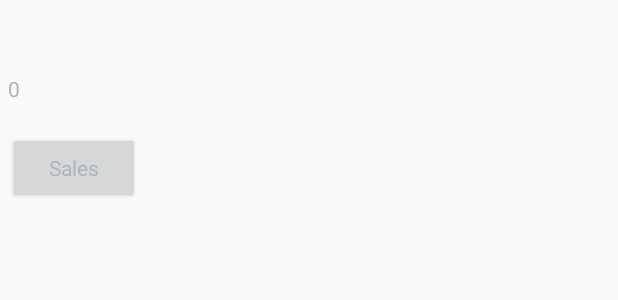
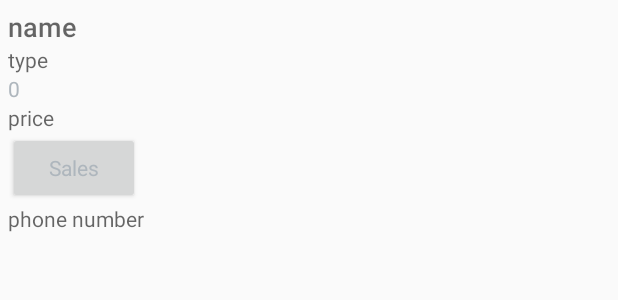
Before and after one commit to efehandanisman/ABNDP9InventoryApp, an Android app: the layout list_item.xml on its own in the app's theme, with its tools: preview values and no code run, on a phone screen of 412 x 824 dp. Shown: the top 300 px of the screen. Run offline under Robolectric (Android 15) with nearby library versions, the phone set to English and light mode, and no system bars.

Commit message:
Another commit.

```diff
--- a/app/src/main/res/layout/list_item.xml
+++ b/app/src/main/res/layout/list_item.xml
@@ -7,6 +7,7 @@
 
     <TextView
         android:id="@+id/name"
+        android:hint="@string/name"
         android:layout_width="wrap_content"
         android:layout_height="wrap_content"
         android:fontFamily="sans-serif-medium"
@@ -15,6 +16,7 @@
 
     <TextView
         android:id="@+id/product"
+        android:hint="@string/type"
         android:layout_width="wrap_content"
         android:layout_height="wrap_content"
         android:fontFamily="sans-serif"
@@ -27,14 +29,18 @@
         android:layout_height="wrap_content"
         android:fontFamily="sans-serif"
         android:text="0"
+        android:inputType="number"
+        android:hint="@string/quantity"
         android:textAppearance="?android:textAppearanceSmall"
         android:textColor="#AEB6BD" />
 
     <TextView
         android:id="@+id/price"
+        android:hint="@string/price"
         android:layout_width="wrap_content"
         android:layout_height="wrap_content"
         android:fontFamily="sans-serif"
+        android:inputType="number"
         android:textAppearance="?android:textAppearanceSmall"
         android:textColor="#AEB6BD" />
 
@@ -54,6 +60,8 @@
         android:layout_width="wrap_content"
         android:layout_height="wrap_content"
         android:fontFamily="sans-serif"
+        android:inputType="number"
+        android:hint="@string/phone"
         android:textAppearance="?android:textAppearanceSmall"
         android:textColor="#AEB6BD" />
 
--- a/app/src/main/res/values/strings.xml
+++ b/app/src/main/res/values/strings.xml
@@ -33,5 +33,6 @@
     <string name="discount">discount </string>
     <string name="stock">stock </string>
     <string name="quantity">quantity </string>
+    <string name="phone">phone number </string>
 
 </resources>
```
